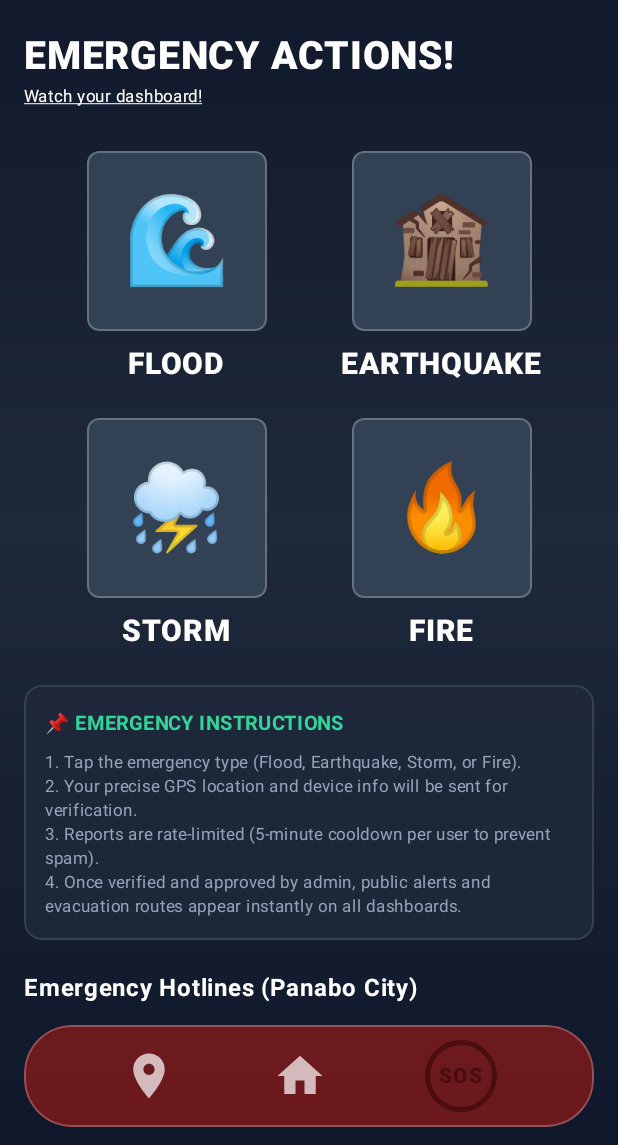
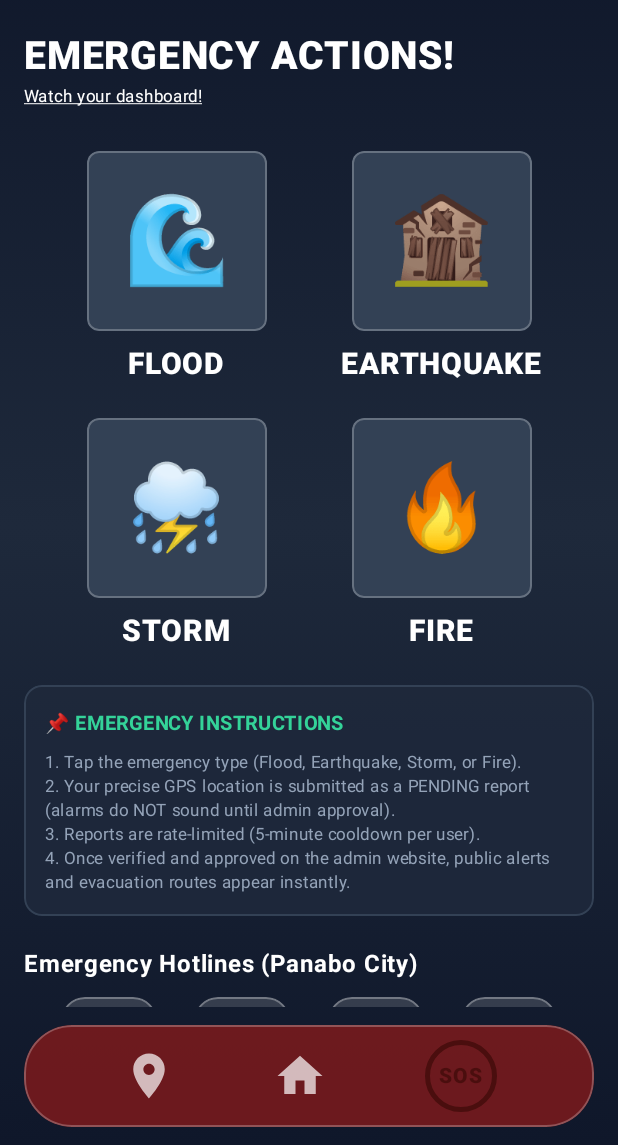
Before and after one commit to qtbby/SmartDrill, an Android app built with Jetpack Compose: the composable EmergencyActionsScreen shown on its own in the app's theme, on a phone screen of 412 x 824 dp, the part 91-1236 px from its top. Run offline under Robolectric (Android 15) with nearby library versions, the phone set to English and light mode, and no system bars; our stand-ins replace Firebase (no records; nobody signed in at launch, a user with empty details on screens opened directly); 12 statements that could not run were skipped.

Commit message:
Fix bug: Alarm now waits strictly for admin-approved active alerts in Firestore alerts collection; add live editable emergency contacts from emergencyContacts collection

```diff
--- a/app/src/main/java/com/example/smartdrill/ui/EmergencyActionScreen.kt
+++ b/app/src/main/java/com/example/smartdrill/ui/EmergencyActionScreen.kt
@@ -20,11 +20,7 @@ import androidx.compose.material3.ButtonDefaults
 import androidx.compose.material3.AlertDialog
 import androidx.compose.material3.Text
 import androidx.compose.material3.TextButton
-import androidx.compose.runtime.Composable
-import androidx.compose.runtime.getValue
-import androidx.compose.runtime.mutableStateOf
-import androidx.compose.runtime.remember
-import androidx.compose.runtime.setValue
+import androidx.compose.runtime.*
 import androidx.compose.ui.Alignment
 import androidx.compose.ui.Modifier
 import androidx.compose.ui.draw.clip
@@ -36,7 +32,6 @@ import androidx.compose.ui.tooling.preview.Preview
 import androidx.compose.ui.unit.dp
 import androidx.compose.ui.unit.sp
 import androidx.core.content.ContextCompat
-import com.example.smartdrill.EmergencyNotifier
 import com.google.firebase.auth.FirebaseAuth
 import com.google.firebase.firestore.FieldValue
 import com.google.firebase.firestore.FirebaseFirestore
@@ -57,6 +52,41 @@ fun EmergencyActionsScreen(
 
     fun dial(number: String) {
         context.startActivity(Intent(Intent.ACTION_DIAL, Uri.parse("tel:$number")))
+    }
+
+    // Editable emergency contacts from Firestore with fallbacks
+    var contacts by remember {
+        mutableStateOf(
+            mapOf(
+                "police" to Pair("PNP", "09985987104"),
+                "fire" to Pair("Fire", "09284587586"),
+                "medical" to Pair("CDRRMO", "09302385937"),
+                "power" to Pair("Power", "09190563572"),
+                "coast-guard" to Pair("Coast Guard", "09692151869"),
+                "mayors-office" to Pair("Mayor's Office", "09988107142")
+            )
+        )
+    }
+
+    DisposableEffect(Unit) {
+        val db = FirebaseFirestore.getInstance()
+        val listener = db.collection("emergencyContacts")
+            .addSnapshotListener { snapshot, error ->
+                if (error != null) return@addSnapshotListener
+                if (snapshot != null && !snapshot.isEmpty) {
+                    val map = contacts.toMutableMap()
+                    for (doc in snapshot.documents) {
+                        val id = doc.id
+                        val label = doc.getString("label") ?: doc.getString("name") ?: id.uppercase()
+                        val phone = doc.getString("phone") ?: "911"
+                        map[id] = Pair(label, phone)
+                    }
+                    contacts = map
+                }
+            }
+        onDispose {
+            listener.remove()
+        }
     }
 
     // Location permission state & launcher
@@ -159,7 +189,7 @@ fun EmergencyActionsScreen(
                         )
                         Spacer(Modifier.height(6.dp))
                         Text(
-                            text = "1. Tap the emergency type (Flood, Earthquake, Storm, or Fire).\n2. Your precise GPS location and device info will be sent for verification.\n3. Reports are rate-limited (5-minute cooldown per user to prevent spam).\n4. Once verified and approved by admin, public alerts and evacuation routes appear instantly on all dashboards.",
+                            text = "1. Tap the emergency type (Flood, Earthquake, Storm, or Fire).\n2. Your precise GPS location is submitted as a PENDING report (alarms do NOT sound until admin approval).\n3. Reports are rate-limited (5-minute cooldown per user).\n4. Once verified and approved on the admin website, public alerts and evacuation routes appear instantly.",
                             color = Color(0xFF94A3B8),
                             fontSize = 11.sp,
                             lineHeight = 16.sp
@@ -179,10 +209,19 @@ fun EmergencyActionsScreen(
                     modifier = Modifier.fillMaxWidth(),
                     horizontalArrangement = Arrangement.SpaceEvenly
                 ) {
-                    HotlineButton("👮", "PNP\n0998 598") { dial("09985987104") }
-                    HotlineButton("🧑‍🚒", "Fire\n0928 458") { dial("09284587586") }
-                    HotlineButton("🚨", "CDRRMO\n0930 238") { dial("09302385937") }
-                    HotlineButton("⚡", "Power\n0919 056") { dial("09190563572") }
+                    contacts.entries.take(4).forEach { (id, pair) ->
+                        val (label, phone) = pair
+                        val icon = when (id) {
+                            "police" -> "👮"
+                            "fire" -> "🧑‍🚒"
+                            "medical" -> "🚨"
+                            "power" -> "⚡"
+                            "coast-guard" -> "⚓"
+                            "mayors-office" -> "🏛️"
+                            else -> "📞"
+                        }
+                        HotlineButton(icon, label) { dial(phone) }
+                    }
                 }
             }
             AppBottomBar(BottomTab.SOS, onTabSelected)
@@ -193,12 +232,11 @@ fun EmergencyActionsScreen(
         AlertDialog(
             onDismissRequest = { pending = null },
             title = { Text("Send ${disaster.label} report?") },
-            text = { Text("Your emergency report along with your current GPS location will be sent for administrator verification. No login required.") },
+            text = { Text("Your emergency report along with your current GPS location will be sent as PENDING for administrator review. Note: Phone alarms will NOT sound until an admin approves this report.") },
             confirmButton = {
                 TextButton(onClick = {
                     pending = null
 
-                    // 1. Check location permission and obtain real location once
                     if (!hasLocationPermission) {
                         Toast.makeText(context, "Location permission denied. Cannot submit report without coordinates.", Toast.LENGTH_LONG).show()
                         return@TextButton
@@ -229,7 +267,7 @@ fun EmergencyActionsScreen(
                         val userRef = db.collection("users").document(uid)
 
                         userRef.get().addOnSuccessListener { userDoc ->
-                            // Check if user is an admin; admins must not send SOS reports
+                            // Admins must not send SOS reports
                             val role = userDoc.getString("role")
                             if (role == "admin") {
                                 Toast.makeText(context, "Administrators cannot submit emergency reports.", Toast.LENGTH_LONG).show()
@@ -246,21 +284,16 @@ fun EmergencyActionsScreen(
                                 }
                             }
 
-                            val senderId = EmergencyNotifier.getSenderId(context)
-                            val deviceInfo = EmergencyNotifier.getDeviceInfo()
                             val reportId = db.collection("reports").document().id
                             val reportData = hashMapOf(
                                 "userId" to uid,
                                 "type" to disaster.name.lowercase(),
                                 "lat" to currentLat,
                                 "lng" to currentLng,
-                                "senderId" to senderId,
-                                "deviceInfo" to deviceInfo,
                                 "createdAt" to FieldValue.serverTimestamp(),
                                 "status" to "pending"
                             )
 
-                            // Same Firestore WriteBatch: create report AND update/create user profile lastReportAt
                             val batch = db.batch()
                             batch.set(db.collection("reports").document(reportId), reportData)
 
@@ -271,23 +304,18 @@ fun EmergencyActionsScreen(
                             batch.set(userRef, profileUpdates, SetOptions.merge())
 
                             batch.commit().addOnSuccessListener {
-                                Toast.makeText(context, "Report sent. Waiting for admin approval.", Toast.LENGTH_LONG).show()
-                                onDisasterSelected(disaster)
+                                Toast.makeText(context, "Report submitted. Waiting for admin approval.", Toast.LENGTH_LONG).show()
+                                // Note: DO NOT trigger alarm or onDisasterSelected here. Alarm only sounds when admin approves into alerts collection.
                             }.addOnFailureListener { err ->
                                 Toast.makeText(context, "Failed to send report: ${err.localizedMessage}", Toast.LENGTH_SHORT).show()
                             }
                         }.addOnFailureListener { _ ->
-                            // If user profile doc doesn't exist yet, create it in batch
-                            val senderId = EmergencyNotifier.getSenderId(context)
-                            val deviceInfo = EmergencyNotifier.getDeviceInfo()
                             val reportId = db.collection("reports").document().id
                             val reportData = hashMapOf(
                                 "userId" to uid,
                                 "type" to disaster.name.lowercase(),
                                 "lat" to currentLat,
                                 "lng" to currentLng,
-                                "senderId" to senderId,
-                                "deviceInfo" to deviceInfo,
                                 "createdAt" to FieldValue.serverTimestamp(),
                                 "status" to "pending"
                             )
@@ -301,8 +329,7 @@ fun EmergencyActionsScreen(
                             batch.set(userRef, profileUpdates, SetOptions.merge())
 
                             batch.commit().addOnSuccessListener {
-                                Toast.makeText(context, "Report sent. Waiting for admin approval.", Toast.LENGTH_LONG).show()
-                                onDisasterSelected(disaster)
+                                Toast.makeText(context, "Report submitted. Waiting for admin approval.", Toast.LENGTH_LONG).show()
                             }.addOnFailureListener { err ->
                                 Toast.makeText(context, "Failed to send report: ${err.localizedMessage}", Toast.LENGTH_SHORT).show()
                             }
```
Also changed, not shown: app/src/main/java/com/example/smartdrill/MainActivity.kt (+30 -22 lines).
